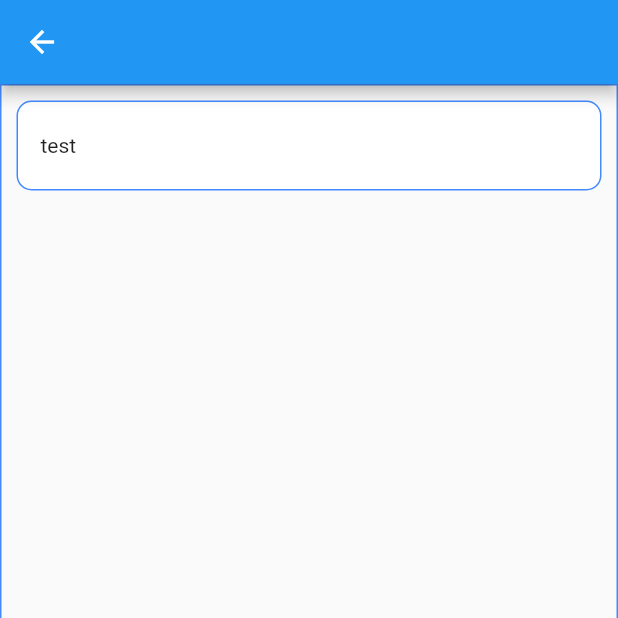
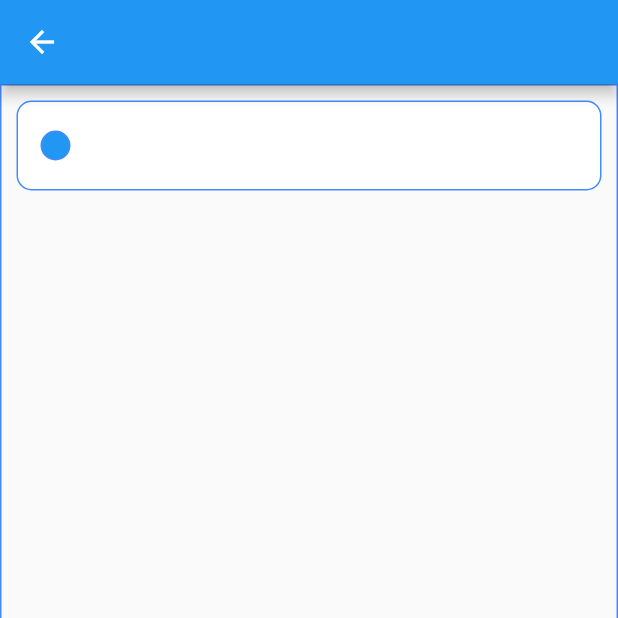
Before and after one commit to kaloca/buxsplit, a Flutter app: the SelectorScreen screen opened by its route, on a phone screen of 412 x 824 dp, the top half of it. Run offline on Flutter 3.47's test engine with Material 2 defaults, Android fonts, the phone set to English and light mode, and no system bars.

Commit message:
added circle

```diff
--- a/lib/screens/SelectorScreen/components/people_indicator.dart
+++ b/lib/screens/SelectorScreen/components/people_indicator.dart
@@ -21,7 +21,14 @@ class _PeopleIndicatorState extends State<PeopleIndicator> {
                 color: Colors.white,
                 border: Border.all(color: Colors.blueAccent),
                 borderRadius: BorderRadiusDirectional.circular(10)),
-            child: const Text('test'),
+            child: Container(
+              height: 20,
+              width: 20,
+              decoration: BoxDecoration(
+                  color: Colors.blue,
+                  border: Border.all(color: Colors.blueAccent),
+                  borderRadius: BorderRadiusDirectional.circular(10)),
+            ),
           ),
         ),
       ],
```
